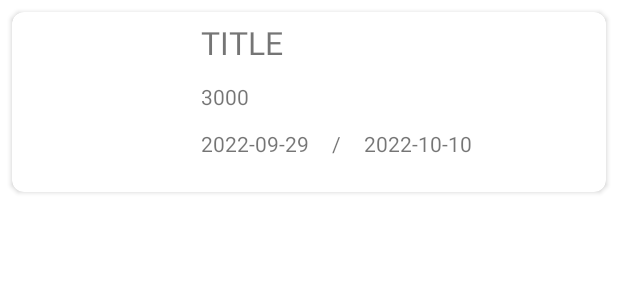
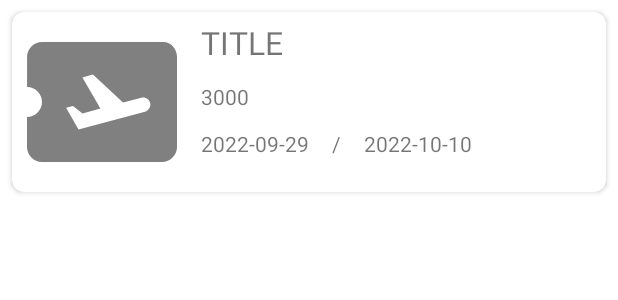
Before and after one commit to adribalbvena/OrionViajes, an Android app: the layout item_travel.xml on its own in the app's theme, with its tools: preview values and no code run, on a phone screen of 412 x 824 dp. Shown: the top 300 px of the screen. Run offline under Robolectric (Android 15) with nearby library versions, the phone set to English and light mode, and no system bars.

Commit message:
addTravel created

```diff
--- a/app/src/main/java/ar/edu/ort/orionviajes/api/ApiClient.kt
+++ b/app/src/main/java/ar/edu/ort/orionviajes/api/ApiClient.kt
@@ -15,7 +15,7 @@ object ApiClient {
         Retrofit.Builder()
             .baseUrl("http://192.168.1.21:3002/orion/")
             .client(httpClient)
-            .addConverterFactory(GsonConverterFactory.create()) //aca iba moshi converter factory
+            .addConverterFactory(GsonConverterFactory.create())
             .build()
     }
 
--- /dev/null
+++ b/app/src/main/res/drawable/ic_airplane.xml
@@ -0,0 +1,6 @@
+<vector android:alpha="0.5" android:autoMirrored="true"
+    android:height="24dp" android:tint="#000000"
+    android:viewportHeight="24" android:viewportWidth="24"
+    android:width="24dp" xmlns:android="http://schemas.android.com/apk/res/android">
+    <path android:fillColor="@android:color/white" android:pathData="M20.19,4H4C2.9,4 2.01,4.9 2.01,6v4C3.11,10 4,10.9 4,12s-0.89,2 -2,2v4c0,1.1 0.9,2 2,2h16c1.1,0 2,-0.9 2,-2V6C22,4.9 21.19,4 20.19,4zM17.73,13.3l-8.86,2.36l-1.66,-2.88l0.93,-0.25l1.26,0.99l2.39,-0.64l-2.4,-4.16l1.4,-0.38l4.01,3.74l2.44,-0.65c0.51,-0.14 1.04,0.17 1.18,0.68C18.55,12.62 18.25,13.15 17.73,13.3z"/>
+</vector>
--- a/app/src/main/res/layout/fragment_create_travel.xml
+++ b/app/src/main/res/layout/fragment_create_travel.xml
@@ -19,6 +19,7 @@
         tools:layout_editor_absoluteX="16dp">
 
         <com.google.android.material.textfield.TextInputEditText
+            android:id="@+id/editText_title_travel"
             android:layout_width="match_parent"
             android:layout_height="wrap_content" />
 
@@ -53,6 +54,7 @@
         tools:layout_editor_absoluteX="16dp">
 
         <com.google.android.material.textfield.TextInputEditText
+            android:id="@+id/editText_budget_travel"
             android:layout_width="match_parent"
             android:layout_height="wrap_content" />
 
@@ -79,7 +81,7 @@
         tools:layout_editor_absoluteX="16dp" />
 
     <com.google.android.material.floatingactionbutton.FloatingActionButton
-        android:id="@+id/addFab"
+        android:id="@+id/btnAddTravel"
         android:layout_width="wrap_content"
         android:layout_height="wrap_content"
         android:layout_marginTop="16dp"
@@ -91,7 +93,7 @@
         app:layout_constraintTop_toBottomOf="@+id/endDate_til" />
 
     <com.google.android.material.floatingactionbutton.FloatingActionButton
-        android:id="@+id/floatingActionButton2"
+        android:id="@+id/btnCancelTravel"
         android:layout_width="wrap_content"
         android:layout_height="wrap_content"
         android:layout_marginStart="28dp"
--- a/app/src/main/res/layout/item_travel.xml
+++ b/app/src/main/res/layout/item_travel.xml
@@ -63,6 +63,7 @@
             android:id="@+id/ivTravel"
             android:layout_width="120dp"
             android:layout_height="120dp"
+            android:src="@drawable/ic_airplane"
             app:layout_constraintStart_toStartOf="parent"
             app:layout_constraintTop_toTopOf="parent" />
 
```
Also changed, not shown: app/src/main/java/ar/edu/ort/orionviajes/TravelViewModel.kt (+12 -29 lines), app/src/main/java/ar/edu/ort/orionviajes/api/ApiService.kt (+8 -0 lines), app/src/main/java/ar/edu/ort/orionviajes/fragments/CreateTravelFragment.kt (+87 -0 lines), app/src/main/java/ar/edu/ort/orionviajes/fragments/MyTravelsFragment.kt (+3 -4 lines), app/src/main/java/ar/edu/ort/orionviajes/repository/TravelRepository.kt (+16 -0 lines).
